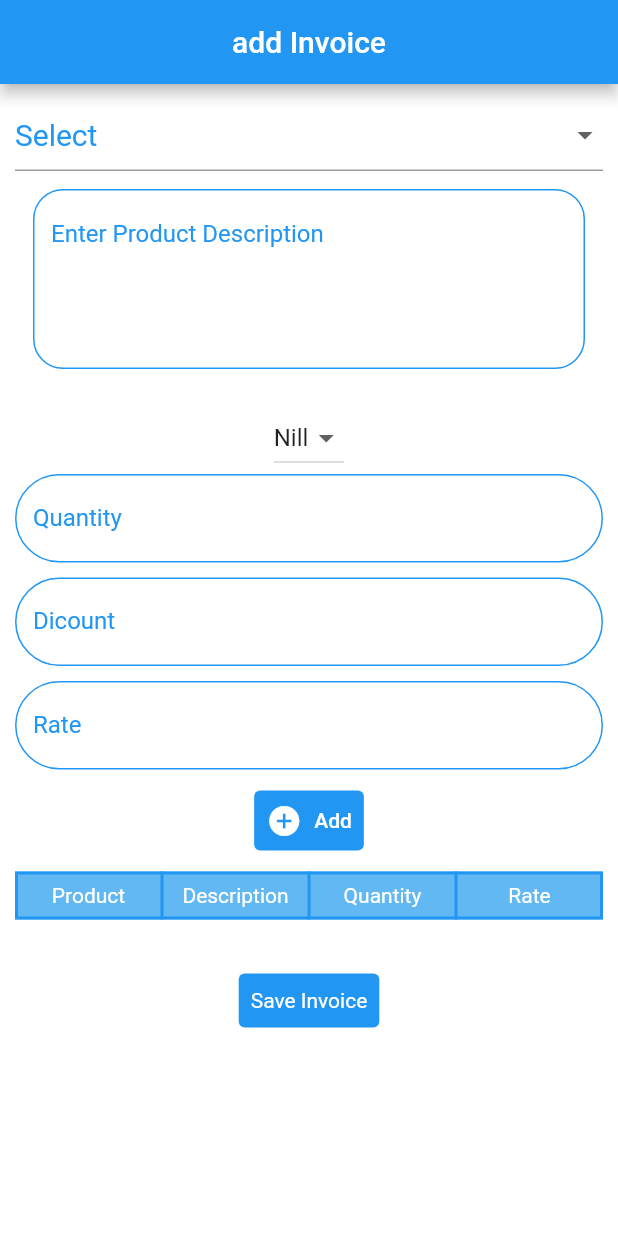
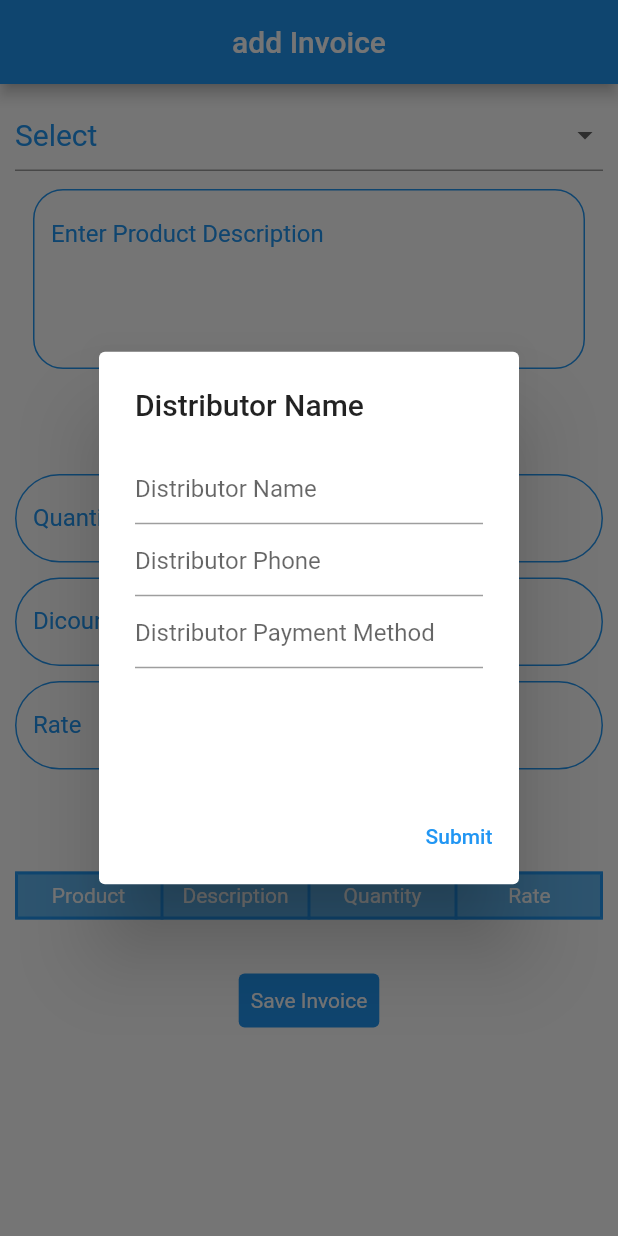
Before and after one commit to meiucadesign/Sales_App, a Flutter app: the HomeScreen screen opened directly, on a phone screen of 412 x 824 dp. Run offline on Flutter 3.47's test engine with Material 2 defaults, Android fonts, the phone set to English and light mode, and no system bars.

Commit message:
showed demo to sir

```diff
--- /dev/null
+++ b/lib/models/distributor.dart
@@ -0,0 +1,15 @@
+import 'package:flutter/cupertino.dart';
+
+class Distributor {
+  String name;
+  String number;
+  String paymentMethod;
+  // DateTime createdAt;
+
+  Distributor({
+    required this.name,
+    required this.number,
+    required this.paymentMethod,
+    // required this.createdAt,
+  });
+}
--- a/lib/screens/home_screen.dart
+++ b/lib/screens/home_screen.dart
@@ -1,4 +1,7 @@
+import 'dart:async';
+
 import 'package:flutter/material.dart';
+import 'package:sales_app/models/distributor.dart';
 
 import '../styles/styles.dart';
 
@@ -20,6 +23,8 @@ class HomeScreen extends StatefulWidget {
 }
 
 class _HomeScreenState extends State<HomeScreen> {
+  Distributor distributor =
+      Distributor(name: "", number: "", paymentMethod: "");
   TextEditingController descriptionController = TextEditingController();
   TextEditingController qntController = TextEditingController();
   TextEditingController discountController = TextEditingController();
@@ -76,6 +81,13 @@ class _HomeScreenState extends State<HomeScreen> {
   ];
   var firsItem = "default";
   double total = 0;
+  String msg = "null";
+  @override
+  void initState() {
+    Timer.run(() => _showDialog());
+    super.initState();
+  }
+
   @override
   Widget build(BuildContext context) {
     return Scaffold(
@@ -237,6 +249,8 @@ class _HomeScreenState extends State<HomeScreen> {
                         ),
                         icon: const Icon(Icons.add_circle),
                         onPressed: () {
+                          print(
+                              "Name:${distributor.name} Number:${distributor.number} Payment Method:${distributor.paymentMethod}");
                           _addItemtoList();
                         },
                         label: const Text(
@@ -353,4 +367,95 @@ class _HomeScreenState extends State<HomeScreen> {
       _formKey.currentState!.reset();
     }
   }
+
+  _showDialog() {
+    var _formKey = GlobalKey<FormState>();
+    //  showDialog(
+    //   context: context,
+    //   builder: (context) {
+    //     return Dialog(
+    //         child: Container(
+    //       height: 300,
+    //       child: Column(
+    //         children: [
+    //           TextField(
+    //             onChanged: (value) => _controller = value,
+    //             decoration: InputDecoration(
+    //               hintText: "Distributor Name",
+    //             ),
+    //           ),
+    //           IconButton(
+    //               onPressed: () {
+    //                 print(_controller);
+    //                 Navigator.pop(context);
+    //                 print("object");
+    //               },
+    //               icon: Icon(Icons.add_circle)),
+    //         ],
+    //       ),
+    //     ));
+    //   },
+    // );
+    // print("end of method ");
+    // return _controller;
+    showDialog(
+      barrierDismissible: false,
+        context: context,
+        builder: (context) {
+          return AlertDialog(
+            title: const Text("Distributor Name"),
+            content: Form(
+              key: _formKey,
+              child: Container(
+                height: 200,
+                child: Column(
+                  children: [
+                    TextFormField(
+                      onSaved: (newValue) =>
+                          distributor.name = newValue.toString(),
+                      validator: (value) {
+                        if (value!.isEmpty) {
+                          return "Enter Distributor Name";
+                        }
+                      },
+                      decoration: const InputDecoration(
+                        hintText: "Distributor Name",
+                      ),
+                    ),
+                    TextFormField(
+                      onSaved: (newValue) =>
+                          distributor.number = newValue.toString(),
+                      validator: (value) =>
+                          value!.isEmpty ? "Enter Address" : null,
+                      decoration: const InputDecoration(
+                        hintText: "Distributor Phone",
+                      ),
+                    ),
+                    TextFormField(
+                      onSaved: (newValue) =>
+                          distributor.paymentMethod = newValue.toString(),
+                      validator: (value) =>
+                          value!.isEmpty ? "Enter Address" : null,
+                      decoration: const InputDecoration(
+                        hintText: "Distributor Payment Method",
+                      ),
+                    ),
+                  ],
+                ),
+              ),
+            ),
+            actions: [
+              TextButton(
+                onPressed: () {
+                  if (_formKey.currentState!.validate()) {
+                    _formKey.currentState!.save();
+                    Navigator.pop(context);
+                  }
+                },
+                child: const Text("Submit"),
+              ),
+            ],
+          );
+        });
+  }
 }
```
